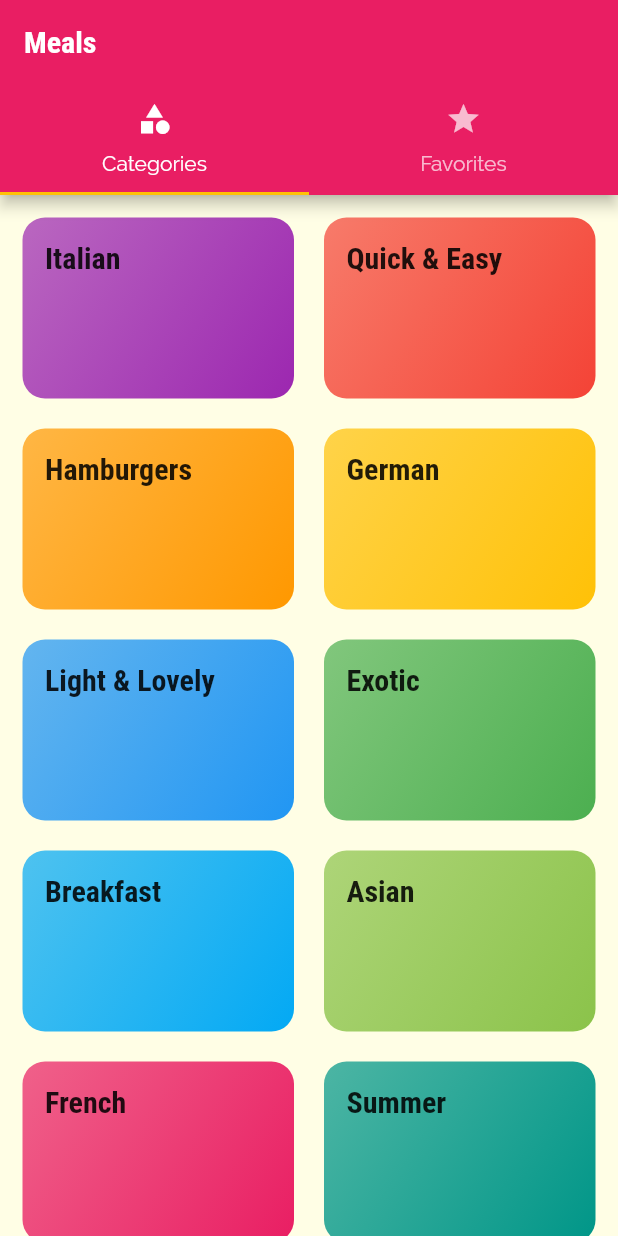
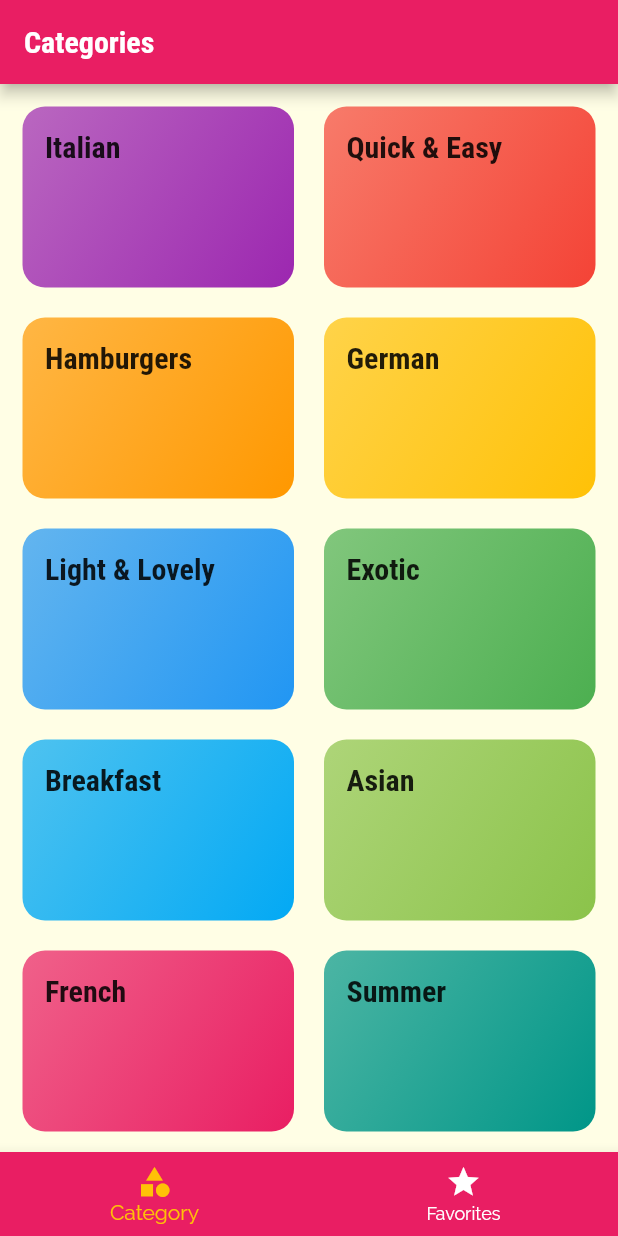
Before and after one commit to pawel-bak-dev/-playground_flutter_meals, a Flutter app: the screen it shows after launch, on a phone screen of 412 x 824 dp. Run offline on Flutter 3.47's test engine with Material 2 defaults, Android fonts, the phone set to English and light mode, and no system bars.

Commit message:
move tabs to bottom of screen

```diff
--- a/lib/screens/tabs_screen.dart
+++ b/lib/screens/tabs_screen.dart
@@ -8,33 +8,48 @@ class TabsScreen extends StatefulWidget {
 }
 
 class _TabsScreenState extends State<TabsScreen> {
+  final List<Map<String, dynamic>> _screens = [
+    {
+      'screen': CategoriesScreen(),
+      'title': 'Categories',
+    },
+    {
+      'screen': FavoritesScreen(),
+      'title': 'Favorites',
+    },
+  ];
+
+  int _selectedScreenIndex = 0;
+
+  void _selectPage(int index) {
+    setState(() {
+      _selectedScreenIndex = index;
+    });
+  }
+
   @override
   Widget build(BuildContext context) {
-    return DefaultTabController(
-      length: 2,
-      initialIndex: 0,
-      child: Scaffold(
-        appBar: AppBar(
-          title: Text('Meals'),
-          bottom: TabBar(
-            tabs: [
-              Tab(
-                icon: Icon(Icons.category),
-                text: 'Categories',
-              ),
-              Tab(
-                icon: Icon(Icons.star),
-                text: 'Favorites',
-              ),
-            ],
+    return Scaffold(
+      appBar: AppBar(
+        title: Text(_screens[_selectedScreenIndex]['title']),
+      ),
+      body: _screens[_selectedScreenIndex]['screen'],
+      bottomNavigationBar: BottomNavigationBar(
+        onTap: _selectPage,
+        backgroundColor: Theme.of(context).colorScheme.primary,
+        unselectedItemColor: Colors.white,
+        selectedItemColor: Theme.of(context).colorScheme.secondary,
+        currentIndex: _selectedScreenIndex,
+        items: [
+          BottomNavigationBarItem(
+            icon: Icon(Icons.category),
+            label: 'Category',
           ),
-        ),
-        body: TabBarView(
-          children: [
-            CategoriesScreen(),
-            FavoritesScreen(),
-          ],
-        ),
+          BottomNavigationBarItem(
+            icon: Icon(Icons.star),
+            label: 'Favorites',
+          ),
+        ],
       ),
     );
   }
```
